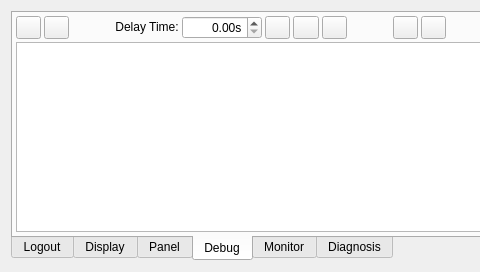
Qt form source/plugin/t4/t4oppanel.ui (ww4u/mct-t4) before a commit; both pictures show x 0 to 480 and y 0 to 272 of the 935 by 272 pixel window.
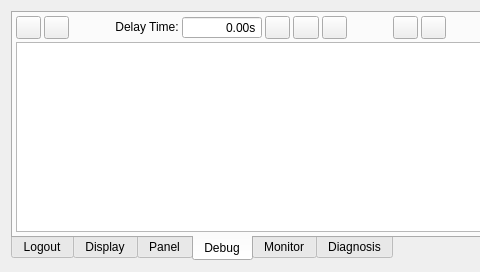
The same form after that commit. Icons and pictures are not drawn. Custom widgets are drawn as their Qt base class.

```diff
--- a/source/plugin/t4/t4oppanel.ui
+++ b/source/plugin/t4/t4oppanel.ui
@@ -1543,6 +1543,9 @@
                  <property name="alignment">
                   <set>Qt::AlignRight|Qt::AlignTrailing|Qt::AlignVCenter</set>
                  </property>
+                 <property name="buttonSymbols">
+                  <enum>QAbstractSpinBox::NoButtons</enum>
+                 </property>
                  <property name="specialValueText">
                   <string notr="true"/>
                  </property>
@@ -2166,6 +2169,11 @@
    <header location="global">megasplinechart.h</header>
    <container>1</container>
   </customwidget>
+  <customwidget>
+   <class>KeyTableView</class>
+   <extends>QTableView</extends>
+   <header>keytableview.h</header>
+  </customwidget>
  </customwidgets>
  <resources>
   <include location="../../../res/res.qrc"/>
```
Left out of the diff: 11 changed lines with no effect on the pictures.
